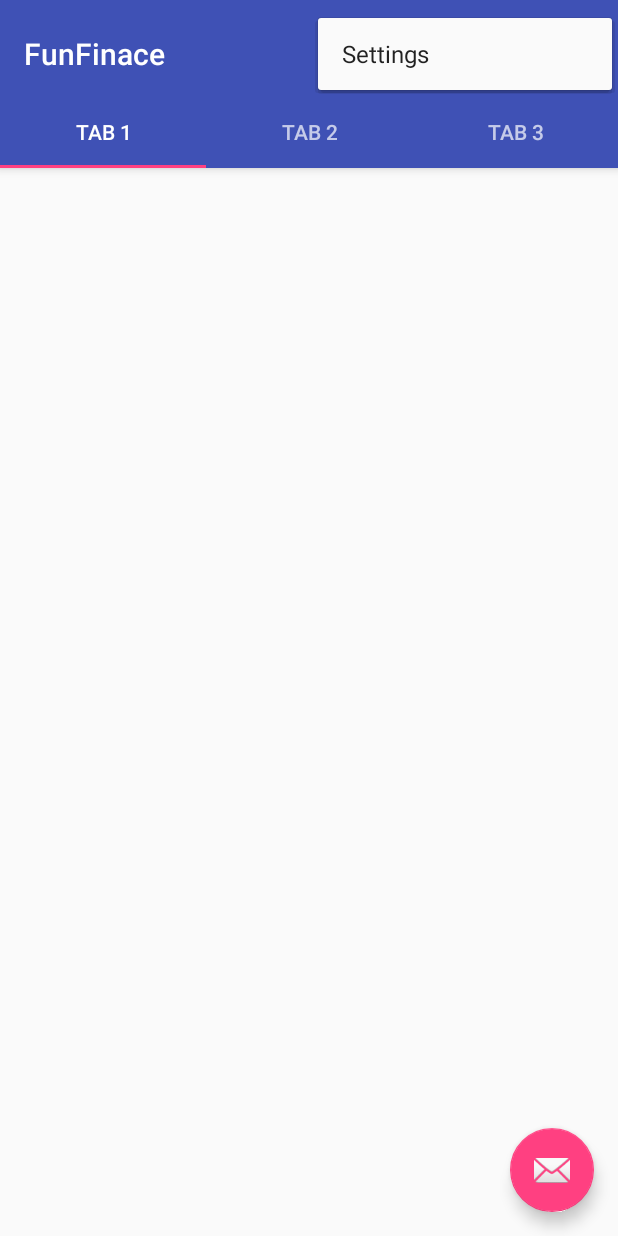
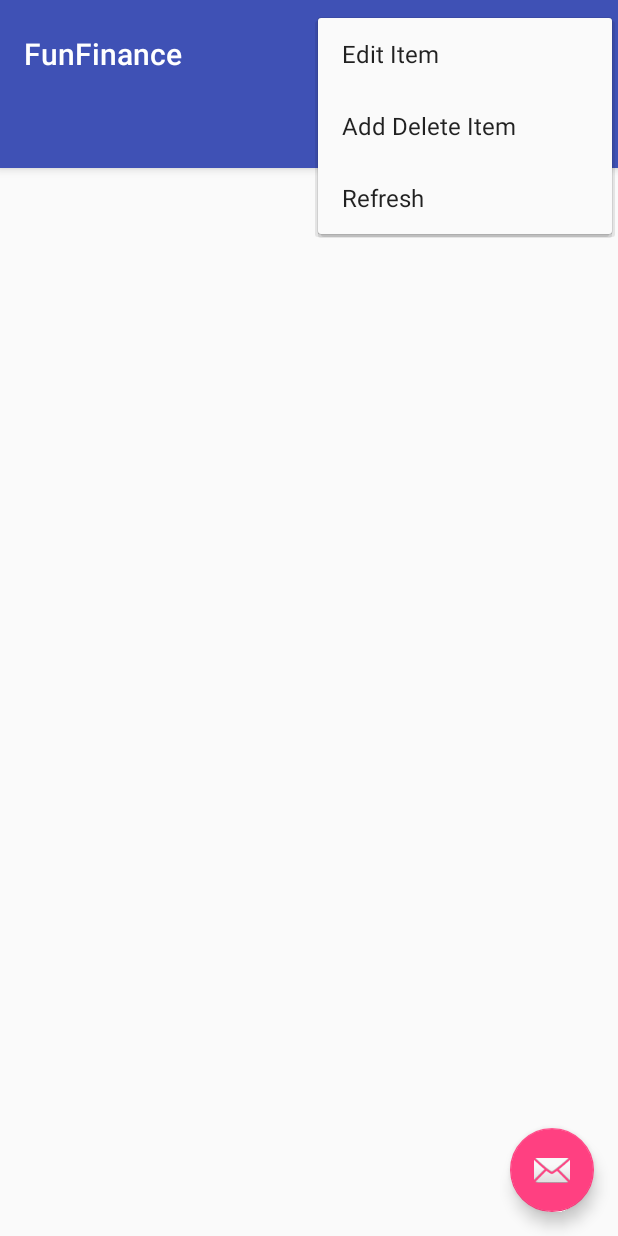
Before and after one commit to Jiangfeng0923/FocusingNews, an Android app: the screen it shows after launch (FinanceActivity), with the options menu open, on a phone screen of 412 x 824 dp. Run offline under Robolectric (Android 15) with nearby library versions, the phone set to English and light mode, and no system bars.

Commit message:
auto add delete

```diff
--- a/app/src/main/res/layout/activity_finance.xml
+++ b/app/src/main/res/layout/activity_finance.xml
@@ -31,25 +31,6 @@
             android:id="@+id/tabs"
             android:layout_width="match_parent"
             android:layout_height="wrap_content">
-
-            <android.support.design.widget.TabItem
-                android:id="@+id/tabItem"
-                android:layout_width="wrap_content"
-                android:layout_height="wrap_content"
-                android:text="@string/tab_text_1" />
-
-            <android.support.design.widget.TabItem
-                android:id="@+id/tabItem2"
-                android:layout_width="wrap_content"
-                android:layout_height="wrap_content"
-                android:text="@string/tab_text_2" />
-
-            <android.support.design.widget.TabItem
-                android:id="@+id/tabItem3"
-                android:layout_width="wrap_content"
-                android:layout_height="wrap_content"
-                android:text="@string/tab_text_3" />
-
         </android.support.design.widget.TabLayout>
     </android.support.design.widget.AppBarLayout>
 
--- a/app/src/main/res/menu/menu_finance.xml
+++ b/app/src/main/res/menu/menu_finance.xml
@@ -5,6 +5,16 @@
     <item
         android:id="@+id/action_settings"
         android:orderInCategory="100"
-        android:title="@string/action_settings"
+        android:title="@string/action_edit"
+        app:showAsAction="never" />
+    <item
+        android:id="@+id/action_add_delete"
+        android:orderInCategory="100"
+        android:title="@string/action_add_delete"
+        app:showAsAction="never" />
+    <item
+        android:id="@+id/action_refresh"
+        android:orderInCategory="100"
+        android:title="@string/action_refresh"
         app:showAsAction="never" />
 </menu>
--- a/app/src/main/res/values/strings.xml
+++ b/app/src/main/res/values/strings.xml
@@ -1,8 +1,10 @@
 <resources>
-    <string name="app_name">FunFinace</string>
+    <string name="app_name">FunFinance</string>
     <string name="tab_text_1">Tab 1</string>
     <string name="tab_text_2">Tab 2</string>
     <string name="tab_text_3">Tab 3</string>
-    <string name="action_settings">Settings</string>
+    <string name="action_edit">Edit Item</string>
+    <string name="action_add_delete">Add Delete Item</string>
+    <string name="action_refresh">Refresh</string>
     <string name="section_format">Hello World from section: %1$d</string>
 </resources>
```
Also changed, not shown: app/src/main/AndroidManifest.xml (+5 -8 lines), app/src/main/java/com/fun/finance/myapplication/FinanceActivity.java (+72 -35 lines), app/src/main/java/com/fun/finance/myapplication/settings/AddDeleteItemActivity.java (added, +49 -0 lines), app/src/main/java/com/fun/finance/myapplication/settings/EditItemsActivity.java (added, +65 -0 lines), app/src/main/java/com/fun/finance/myapplication/settings/SettingsActivity.java (deleted, +0 -62 lines), app/src/main/java/com/fun/finance/myapplication/settings/SingTop2Activity.java (deleted, +0 -34 lines), app/src/main/res/layout/activity_settings.xml (+12 -19 lines), app/src/main/res/layout/activity_settings_add.xml (added, +31 -0 lines), app/src/main/res/layout/fragment_finance.xml (+8 -9 lines).
